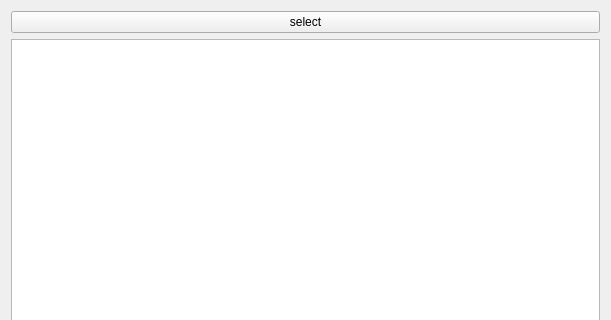
Above: ui/desktop.ui from fkjslee/Fragment before the change; both pictures show x 0 to 611 and y 0 to 320 of the 611 by 510 pixel window. Below: the same form after it.
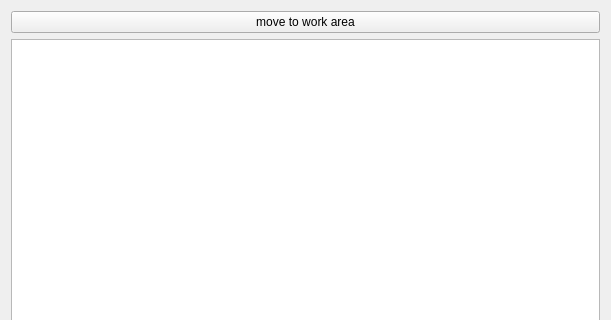
That is the form after the change.

The edit to the form file:
```diff
--- a/ui/desktop.ui
+++ b/ui/desktop.ui
@@ -20,7 +20,7 @@
    <item>
     <widget class="QPushButton" name="btnSelect">
      <property name="text">
-      <string>select</string>
+      <string>move to work area</string>
      </property>
     </widget>
    </item>
```
